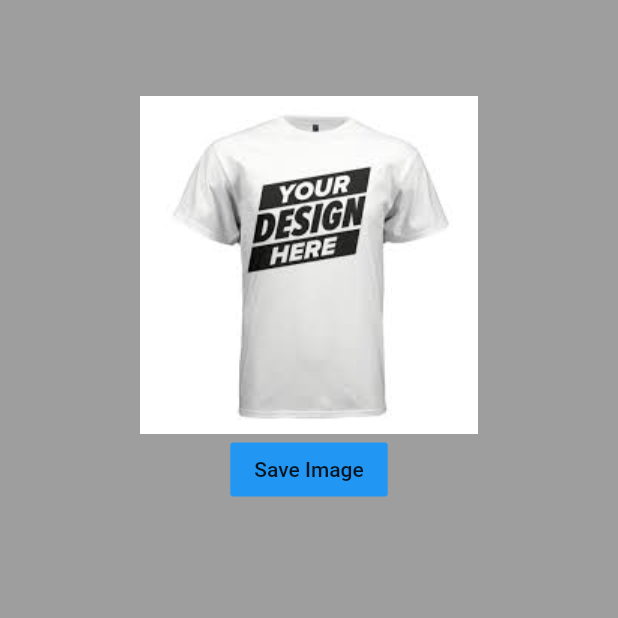
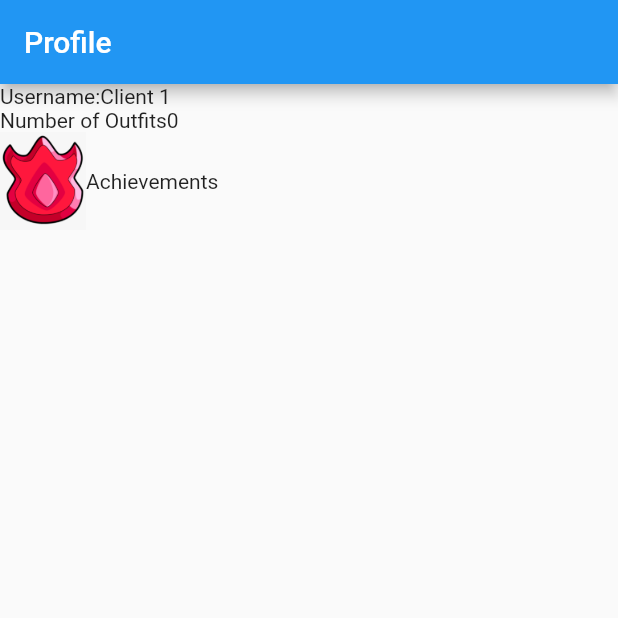
Before and after one commit to varuncj02/Virtual-Hackcation-2020, a Flutter app: the screen it shows after launch, on a phone screen of 412 x 824 dp, the top half of it. Run offline on Flutter 3.47's test engine with Material 2 defaults, Android fonts, the phone set to English and light mode, and no system bars.

Commit message:
Added Batches and profile.dart

```diff
--- a/lib/main.dart
+++ b/lib/main.dart
@@ -1,5 +1,6 @@
 import 'package:flutter/material.dart';
 import 'package:hackcation2020/imageadd.dart';
+import 'package:hackcation2020/profile.dart';
 
 void main() {
   runApp(MyApp());
@@ -27,7 +28,7 @@ class MyApp extends StatelessWidget {
         // closer together (more dense) than on mobile platforms.
         visualDensity: VisualDensity.adaptivePlatformDensity,
       ),
-      home: ImageBanner("images/t-shirt.jpg"),
+      home: ProfilePage(),
     );
   }
 }
--- /dev/null
+++ b/lib/profile.dart
@@ -0,0 +1,42 @@
+import 'package:flutter/cupertino.dart';
+import 'package:flutter/material.dart';
+import 'package:flutter/rendering.dart';
+
+class ProfilePage extends StatefulWidget {
+  @override
+  _ProfilePageState createState() => _ProfilePageState();
+}
+
+class _ProfilePageState extends State<ProfilePage> {
+  int outfits = 0;
+  @override
+  Widget build(BuildContext context) {
+    return Scaffold(
+        appBar: AppBar(
+          // Here we take the value from the MyHomePage object that was created by
+          // the App.build method, and use it to set our appbar title.
+          title: Text("Profile"),
+        ),
+        body: Column(children: <Widget>[
+          Row(
+            children: <Widget>[Text("Username:"), Text("Client 1")],
+          ),
+          Row(
+            children: <Widget>[Text("Number of Outfits"), Text("$outfits")],
+          ),
+          Row(children: <Widget>[
+            /* Container(
+                  child: AspectRatio(
+                    aspectRatio: 3/2,
+                  )*/
+            Image.asset(
+              "batches/batch1.png",
+              scale: 15,
+              fit: BoxFit.fitWidth,
+            ),
+            //),
+            Text("Achievements")
+          ]),
+        ]));
+  }
+}
--- a/pubspec.yaml
+++ b/pubspec.yaml
@@ -47,6 +47,7 @@ flutter:
   # To add assets to your application, add an assets section, like this:
   assets:
     - images/
+    - batches/
 
   # An image asset can refer to one or more resolution-specific "variants", see
   # https://flutter.dev/assets-and-images/#resolution-aware.
```
Also changed, not shown: batches/batch1.png (added), batches/batch2.png (added), batches/batch3.jpg (added).
